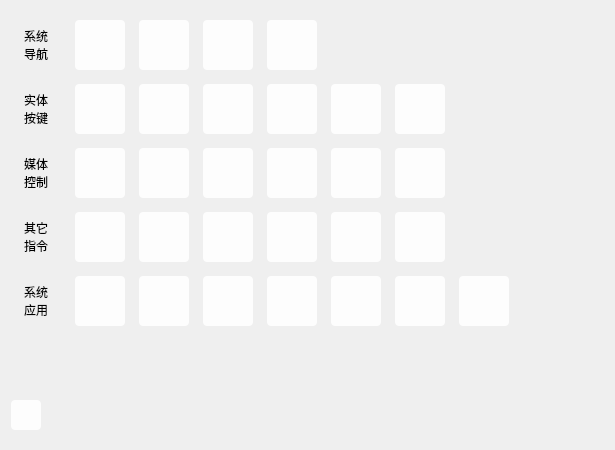
Qt form QtAdb/sonPages/devControl/btnemulator.ui (LapplandSP/QtAdb) before a commit.
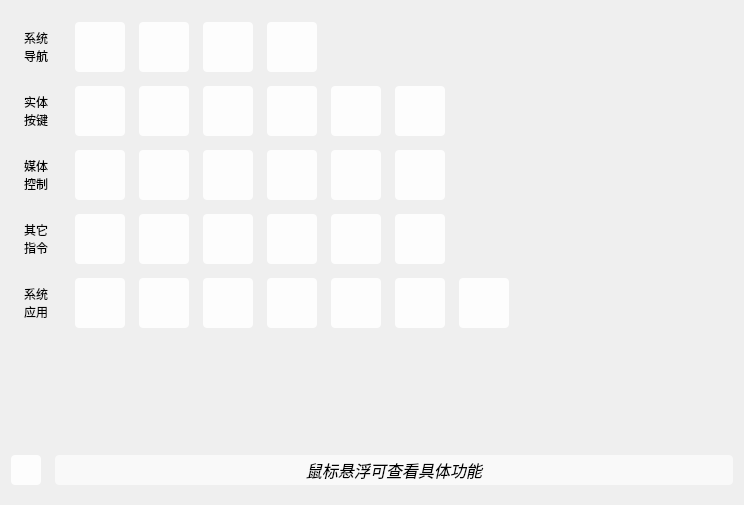
The same form after that commit. Icons and pictures are not drawn.

Commit message: 大量的ui优化、实现稳定的侧载功能、实现修改屏幕分辨率；修复在非开机状态下闪退的bug，提升安全性

The edit to the form file:
```diff
--- a/QtAdb/sonPages/devControl/btnemulator.ui
+++ b/QtAdb/sonPages/devControl/btnemulator.ui
@@ -6,8 +6,8 @@
    <rect>
     <x>0</x>
     <y>0</y>
-    <width>615</width>
-    <height>450</height>
+    <width>744</width>
+    <height>505</height>
    </rect>
   </property>
   <property name="windowTitle">
@@ -35,6 +35,9 @@
       <property name="leftMargin">
        <number>11</number>
       </property>
+      <property name="topMargin">
+       <number>11</number>
+      </property>
       <property name="rightMargin">
        <number>11</number>
       </property>
@@ -1249,17 +1252,28 @@
            </widget>
           </item>
           <item>
-           <spacer name="horizontalSpacer">
-            <property name="orientation">
-             <enum>Qt::Horizontal</enum>
-            </property>
-            <property name="sizeHint" stdset="0">
+           <widget class="QLabel" name="tips">
+            <property name="minimumSize">
              <size>
-              <width>40</width>
-              <height>20</height>
+              <width>0</width>
+              <height>30</height>
              </size>
             </property>
-           </spacer>
+            <property name="font">
+             <font>
+              <pointsize>12</pointsize>
+             </font>
+            </property>
+            <property name="styleSheet">
+             <string notr="true">background-color:rgba(255,255,255,0.6);border-radius:4px;border:0px;</string>
+            </property>
+            <property name="text">
+             <string>&lt;html&gt;&lt;head/&gt;&lt;body&gt;&lt;p&gt;&lt;span style=&quot; font-style:italic;&quot;&gt;鼠标悬浮可查看具体功能&lt;/span&gt;&lt;/p&gt;&lt;/body&gt;&lt;/html&gt;</string>
+            </property>
+            <property name="alignment">
+             <set>Qt::AlignCenter</set>
+            </property>
+           </widget>
           </item>
          </layout>
         </item>
```
The commit also changes 59 other files.
